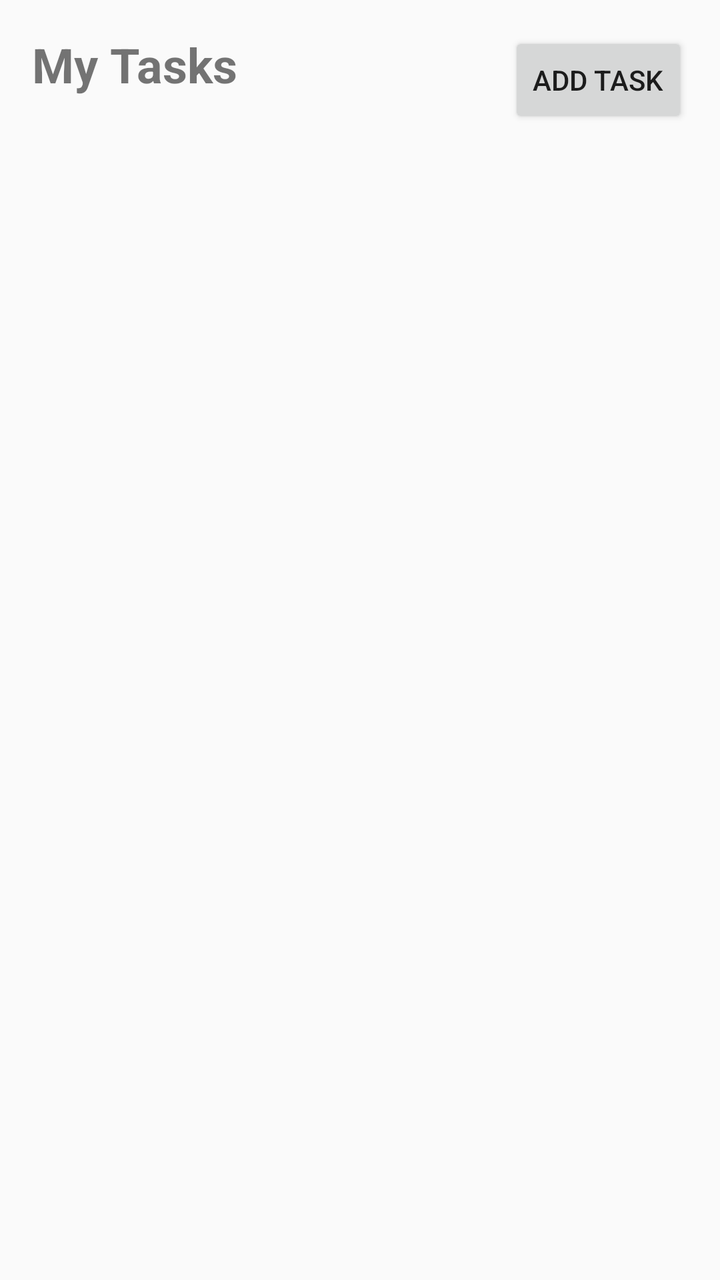
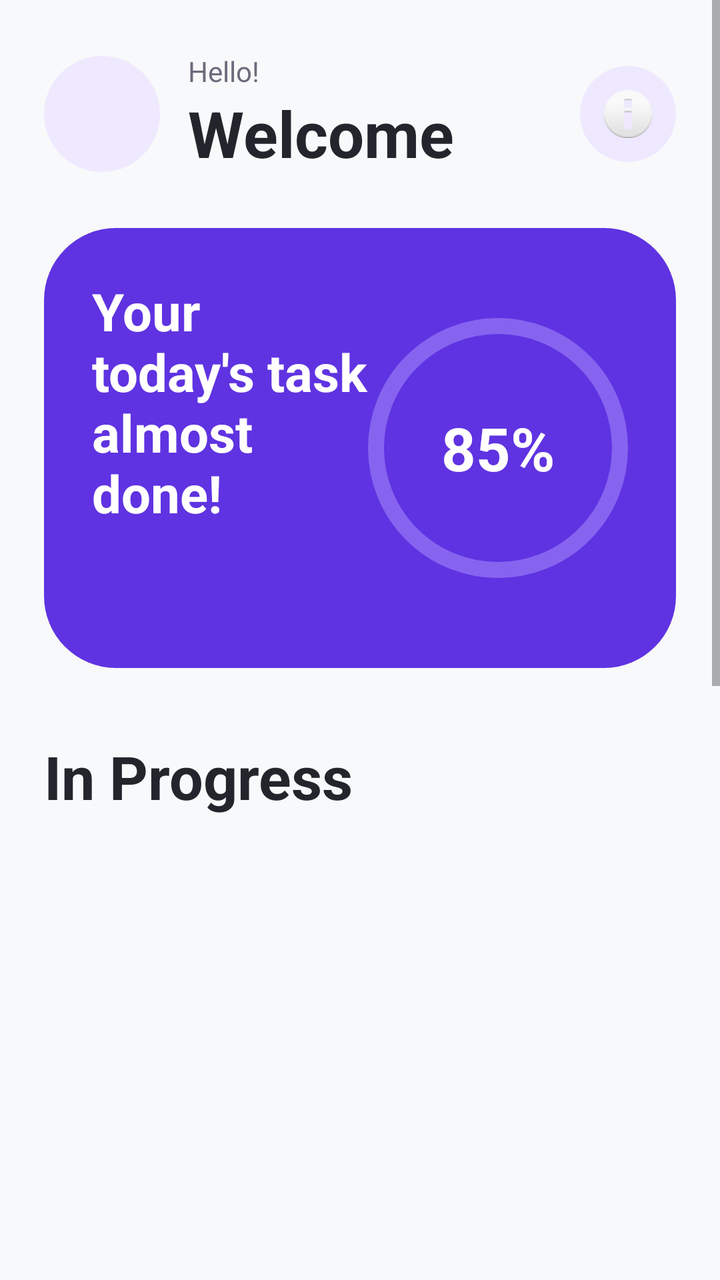

Two renders of the same Android screen: before a commit and after it. Below are the layout's source before the change and the commit's diff.
<!-- AndroidManifest.xml: application theme Theme.TaskFlow -->
<!-- res/layout/fragment_home.xml -->
<?xml version="1.0" encoding="utf-8"?>
<androidx.constraintlayout.widget.ConstraintLayout
    xmlns:android="http://schemas.android.com/apk/res/android"
    xmlns:app="http://schemas.android.com/apk/res-auto"
    android:layout_width="match_parent"
    android:layout_height="match_parent"
    android:padding="16dp">

    <TextView
        android:id="@+id/tvTitle"
        android:layout_width="wrap_content"
        android:layout_height="wrap_content"
        android:text="My Tasks"
        android:textSize="24sp"
        android:textStyle="bold"
        app:layout_constraintTop_toTopOf="parent"
        app:layout_constraintStart_toStartOf="parent"/>

    <Button
        android:id="@+id/btnAddTask"
        android:layout_width="wrap_content"
        android:layout_height="wrap_content"
        android:text="Add Task"
        app:layout_constraintTop_toTopOf="parent"
        app:layout_constraintEnd_toEndOf="parent"/>

    <androidx.recyclerview.widget.RecyclerView
        android:id="@+id/rvTasks"
        android:layout_width="0dp"
        android:layout_height="0dp"
        android:layout_marginTop="16dp"
        app:layout_constraintTop_toBottomOf="@id/tvTitle"
        app:layout_constraintBottom_toBottomOf="parent"
        app:layout_constraintStart_toStartOf="parent"
        app:layout_constraintEnd_toEndOf="parent"/>

</androidx.constraintlayout.widget.ConstraintLayout>
<!-- resources referenced by this layout -->
<resources>
  <style name="Theme.TaskFlow" parent="Theme.AppCompat.DayNight.NoActionBar">
  
          <item name="android:statusBarColor">
              @android:color/transparent
          </item>
  
      </style>
</resources>

<!-- the commit's change to res/layout/fragment_home.xml (unified diff, before → after) -->
@@ -1,37 +1,422 @@
 <?xml version="1.0" encoding="utf-8"?>
-<androidx.constraintlayout.widget.ConstraintLayout
+<ScrollView
     xmlns:android="http://schemas.android.com/apk/res/android"
     xmlns:app="http://schemas.android.com/apk/res-auto"
+
     android:layout_width="match_parent"
     android:layout_height="match_parent"
-    android:padding="16dp">
-
-    <TextView
-        android:id="@+id/tvTitle"
-        android:layout_width="wrap_content"
+
+    android:fillViewport="true"
+
+    android:background="@color/background_main">
+
+    <LinearLayout
+        android:layout_width="match_parent"
         android:layout_height="wrap_content"
-        android:text="My Tasks"
-        android:textSize="24sp"
-        android:textStyle="bold"
-        app:layout_constraintTop_toTopOf="parent"
-        app:layout_constraintStart_toStartOf="parent"/>
-
-    <Button
-        android:id="@+id/btnAddTask"
-        android:layout_width="wrap_content"
-        android:layout_height="wrap_content"
-        android:text="Add Task"
-        app:layout_constraintTop_toTopOf="parent"
-        app:layout_constraintEnd_toEndOf="parent"/>
-
-    <androidx.recyclerview.widget.RecyclerView
-        android:id="@+id/rvTasks"
-        android:layout_width="0dp"
-        android:layout_height="0dp"
-        android:layout_marginTop="16dp"
-        app:layout_constraintTop_toBottomOf="@id/tvTitle"
-        app:layout_constraintBottom_toBottomOf="parent"
-        app:layout_constraintStart_toStartOf="parent"
-        app:layout_constraintEnd_toEndOf="parent"/>
-
-</androidx.constraintlayout.widget.ConstraintLayout>
+
+        android:orientation="vertical"
+
+        android:paddingHorizontal="22dp"
+
+        android:paddingTop="26dp"
+
+        android:paddingBottom="120dp">
+
+
+
+        
+
+        <LinearLayout
+            android:layout_width="match_parent"
+            android:layout_height="wrap_content"
+
+            android:gravity="center_vertical">
+
+            <View
+                android:layout_width="58dp"
+                android:layout_height="58dp"
+
+                android:background="@drawable/bg_progress_circle"/>
+
+
+            <LinearLayout
+                android:layout_width="0dp"
+                android:layout_height="wrap_content"
+
+                android:layout_marginStart="14dp"
+
+                android:layout_weight="1"
+
+                android:orientation="vertical">
+
+                <TextView
+                    android:layout_width="wrap_content"
+                    android:layout_height="wrap_content"
+
+                    android:text="Hello!"
+
+                    android:textColor="@color/text_secondary"
+
+                    android:textSize="14sp"/>
+
+
+                <TextView
+                    android:id="@+id/tvUserName"
+
+                    android:layout_width="wrap_content"
+                    android:layout_height="wrap_content"
+
+                    android:text="Welcome"
+
+                    android:textColor="@color/text_primary"
+
+                    android:textSize="32sp"
+
+                    android:textStyle="bold"/>
+
+            </LinearLayout>
+
+
+
+            <ImageView
+                android:layout_width="48dp"
+                android:layout_height="48dp"
+
+                android:padding="12dp"
+
+                android:background="@drawable/bg_progress_circle"
+
+                android:src="@android:drawable/ic_dialog_info"/>
+
+        </LinearLayout>
+
+
+
+
+
+        
+
+        <LinearLayout
+            android:layout_width="match_parent"
+            android:layout_height="220dp"
+
+            android:layout_marginTop="26dp"
+
+            android:background="@drawable/bg_home_hero"
+
+            android:orientation="horizontal"
+
+            android:padding="24dp">
+
+
+            <LinearLayout
+                android:layout_width="0dp"
+                android:layout_height="match_parent"
+
+                android:layout_weight="1"
+
+                android:orientation="vertical">
+
+                <TextView
+                    android:layout_width="wrap_content"
+                    android:layout_height="wrap_content"
+
+                    android:text="Your today's task&#10;almost done!"
+
+                    android:textColor="@color/white"
+
+                    android:textSize="26sp"
+
+                    android:textStyle="bold"/>
+
+
+                <TextView
+                    android:id="@+id/tvTodayProgress"
+
+                    android:layout_width="wrap_content"
+                    android:layout_height="wrap_content"
+
+                    android:layout_marginTop="14dp"
+
+                    android:textColor="@color/white"
+
+                    android:textSize="15sp"/>
+
+
+                <Button
+                    android:id="@+id/btnViewCalendar"
+
+                    android:layout_width="150dp"
+                    android:layout_height="56dp"
+
+                    android:layout_marginTop="26dp"
+
+                    android:text="View Task"
+
+                    android:textAllCaps="false"
+
+                    android:textColor="@color/primary_color"
+
+                    android:textStyle="bold"
+
+                    android:backgroundTint="@color/primary_light"/>
+
+            </LinearLayout>
+
+
+
+
+
+            
+
+            <FrameLayout
+                android:layout_width="130dp"
+                android:layout_height="130dp"
+
+                android:layout_gravity="center">
+
+
+                <com.google.android.material.progressindicator.CircularProgressIndicator
+                    android:id="@+id/circleProgress"
+
+                    android:layout_width="match_parent"
+                    android:layout_height="match_parent"
+
+                    android:max="100"
+
+                    android:indeterminate="false"
+
+                    app:indicatorSize="130dp"
+
+                    app:indicatorInset="0dp"
+
+                    app:trackThickness="8dp"
+
+                    app:indicatorColor="@color/white"
+
+                    app:trackColor="#8664F0"/>
+
+
+                <TextView
+                    android:id="@+id/tvPercent"
+
+                    android:layout_width="match_parent"
+                    android:layout_height="match_parent"
+
+                    android:gravity="center"
+
+                    android:text="85%"
+
+                    android:textColor="@color/white"
+
+                    android:textSize="30sp"
+
+                    android:textStyle="bold"/>
+
+            </FrameLayout>
+
+        </LinearLayout>
+
+
+
+
+
+        
+
+        <TextView
+            android:layout_width="wrap_content"
+            android:layout_height="wrap_content"
+
+            android:layout_marginTop="34dp"
+
+            android:text="In Progress"
+
+            android:textSize="30sp"
+
+            android:textStyle="bold"
+
+            android:textColor="@color/text_primary"/>
+
+
+        <androidx.recyclerview.widget.RecyclerView
+            android:id="@+id/rvUpcoming"
+
+            android:layout_width="match_parent"
+
+            android:layout_height="190dp"
+
+            android:layout_marginTop="16dp"/>
+
+
+
+
+
+        
+
+        <TextView
+            android:layout_width="wrap_content"
+            android:layout_height="wrap_content"
+
+            android:layout_marginTop="32dp"
+
+            android:text="Task Groups"
+
+            android:textSize="30sp"
+
+            android:textStyle="bold"
+
+            android:textColor="@color/text_primary"/>
+
+
+        <LinearLayout
+            android:id="@+id/layoutPriority"
+
+            android:layout_width="match_parent"
+
+            android:layout_height="wrap_content"
+
+            android:layout_marginTop="16dp"
+
+            android:orientation="vertical">
+
+            <include
+                android:id="@+id/cardHigh"
+                layout="@layout/item_priority_group"/>
+
+            <include
+                android:id="@+id/cardMedium"
+                layout="@layout/item_priority_group"/>
+
+            <include
+                android:id="@+id/cardLow"
+                layout="@layout/item_priority_group"/>
+
+        </LinearLayout>
+
+    </LinearLayout>
+
+</ScrollView>
+<!-- res/layout/item_priority_group.xml (included above) -->
+<?xml version="1.0" encoding="utf-8"?>
+<androidx.cardview.widget.CardView
+    xmlns:android="http://schemas.android.com/apk/res/android"
+    xmlns:app="http://schemas.android.com/apk/res-auto"
+
+    android:layout_width="match_parent"
+    android:layout_height="110dp"
+
+    android:layout_marginBottom="14dp"
+
+    app:cardCornerRadius="28dp"
+
+    app:cardElevation="0dp"
+
+    app:cardBackgroundColor="@color/white">
+
+    <LinearLayout
+        android:layout_width="match_parent"
+        android:layout_height="match_parent"
+
+        android:padding="22dp"
+
+        android:gravity="center_vertical"
+
+        android:orientation="horizontal">
+
+
+        
+
+        <LinearLayout
+            android:layout_width="0dp"
+            android:layout_height="wrap_content"
+
+            android:layout_weight="1"
+
+            android:orientation="vertical">
+
+            <TextView
+                android:id="@+id/tvPriority"
+
+                android:layout_width="wrap_content"
+                android:layout_height="wrap_content"
+
+                android:text="HIGH"
+
+                android:textSize="20sp"
+
+                android:textStyle="bold"
+
+                android:textColor="@color/text_primary"/>
+
+
+            <TextView
+                android:id="@+id/tvCount"
+
+                android:layout_width="wrap_content"
+                android:layout_height="wrap_content"
+
+                android:layout_marginTop="6dp"
+
+                android:text="3 Tasks"
+
+                android:textColor="@color/text_secondary"
+
+                android:textSize="14sp"/>
+
+        </LinearLayout>
+
+
+
+
+        
+
+        <FrameLayout
+            android:layout_width="64dp"
+            android:layout_height="64dp">
+
+
+            <com.google.android.material.progressindicator.CircularProgressIndicator
+                android:id="@+id/circle"
+
+                android:layout_width="match_parent"
+                android:layout_height="match_parent"
+
+                android:max="100"
+
+                android:progress="40"
+
+                android:indeterminate="false"
+
+                app:indicatorSize="64dp"
+
+                app:indicatorInset="0dp"
+
+                app:trackThickness="6dp"
+
+                app:trackColor="@color/primary_light"
+
+                app:indicatorColor="@color/group_purple"/>
+
+
+
+            <TextView
+                android:id="@+id/tvPercent"
+
+                android:layout_width="match_parent"
+                android:layout_height="match_parent"
+
+                android:gravity="center"
+
+                android:text="40%"
+
+                android:textColor="@color/text_primary"
+
+                android:textSize="15sp"
+
+                android:textStyle="bold"/>
+
+        </FrameLayout>
+
+    </LinearLayout>
+
+</androidx.cardview.widget.CardView>
<!-- resource entries referenced after the edit -->
@@ -1,5 +1,34 @@
 <!-- resources referenced by this layout -->
 <resources>
+  <color name="background_main">#F8F9FA</color>
+  <color name="group_purple">#9260F4</color>
+  <color name="primary_color">#5F33E1</color>
+  <color name="primary_light">#EEE9FF</color>
+  <color name="text_primary">#24252C</color>
+  <color name="text_secondary">#6E6A7C</color>
+  <color name="white">#FFFFFF</color>
+  <!-- drawable bg_home_hero (drawable) -->
+  <?xml version="1.0" encoding="utf-8"?>
+  <shape
+      xmlns:android="http://schemas.android.com/apk/res/android">
+  
+      <solid
+          android:color="@color/primary_color"/>
+  
+      <corners
+          android:radius="36dp"/>
+  
+  </shape>
+  <!-- drawable bg_progress_circle (drawable) -->
+  <?xml version="1.0" encoding="utf-8"?>
+  <shape
+      xmlns:android="http://schemas.android.com/apk/res/android"
+      android:shape="oval">
+  
+      <solid
+          android:color="@color/primary_light"/>
+  
+  </shape>
   <style name="Theme.TaskFlow" parent="Theme.AppCompat.DayNight.NoActionBar">
   
           <item name="android:statusBarColor">
